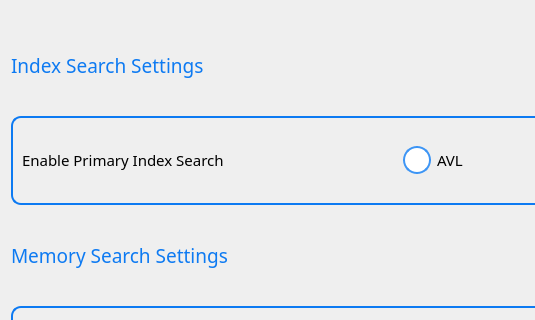
Old version of the form settingswindow.ui in the repository rrios7/MailSystem; both pictures show x 0 to 535 and y 85 to 405 of the 800 by 491 pixel window.
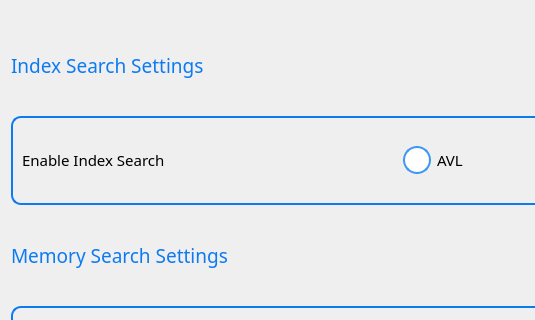
New version of the form. Icons and pictures are not drawn.

Commit message: Added Search Options using Secondary Index

Patch:
```diff
--- a/settingswindow.ui
+++ b/settingswindow.ui
@@ -150,7 +150,7 @@
          </font>
         </property>
         <property name="text">
-         <string>Enable Primary Index Search</string>
+         <string>Enable Index Search</string>
         </property>
         <property name="margin">
          <number>0</number>
```
The commit also changes 22 other files.
